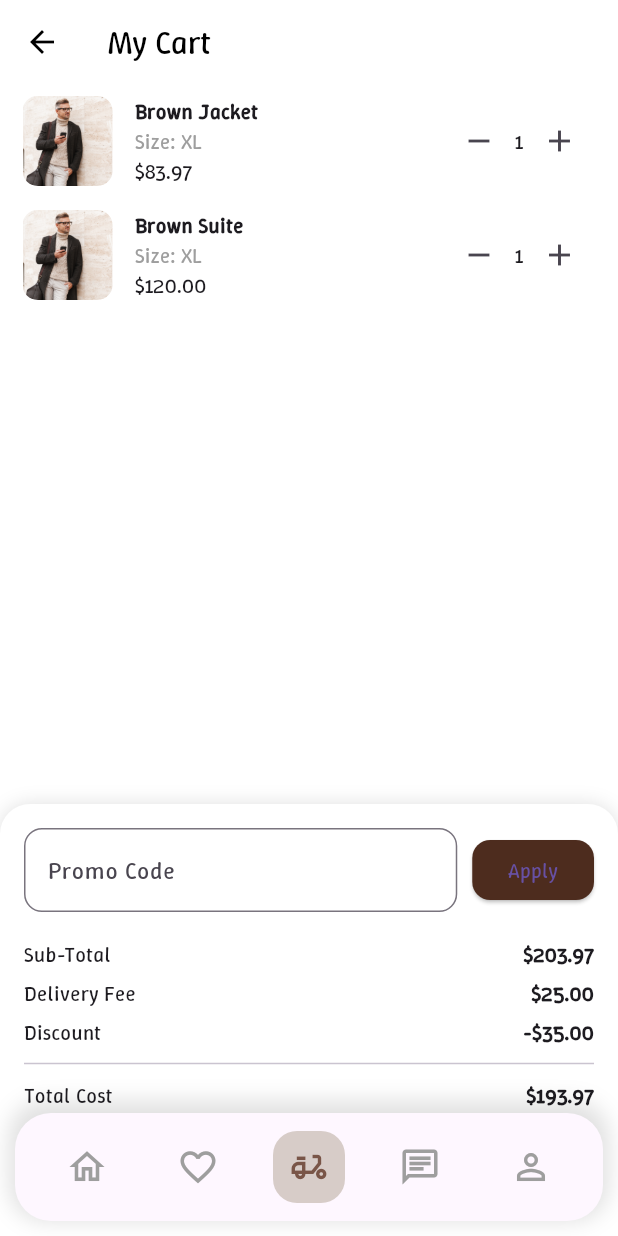
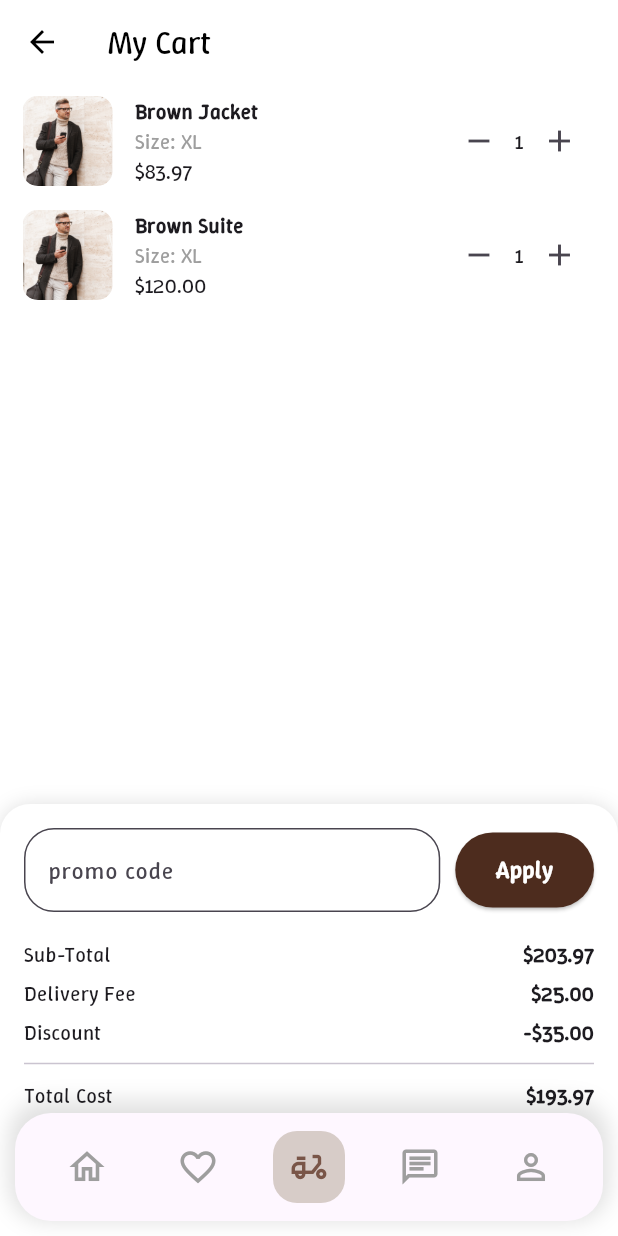
Before and after one commit to yazan0011/E-commerce, a Flutter app: the HomeView screen opened by its route, item 3 of the bottom bar chosen, on a phone screen of 412 x 824 dp. Run offline on Flutter 3.47's test engine with Material 3 defaults, Android fonts, the phone set to English and light mode, and no system bars; our stand-ins replace carousel_slider, get, smooth_page_indicator.

Commit message:
some edits in cart page

```diff
--- a/lib/app/modules/cart/cart_view.dart
+++ b/lib/app/modules/cart/cart_view.dart
@@ -1,9 +1,17 @@
+import 'dart:async';
+
+import 'package:e_co/app/utils/helpers.dart';
+import 'package:e_co/widgets/cartW/deletion_dialog.dart';
+import 'package:e_co/widgets/cartW/summary_row.dart';
+import 'package:e_co/widgets/publicW/elevated_button.dart';
+import 'package:e_co/widgets/publicW/text_feild.dart';
 import 'package:flutter/material.dart';
 import 'package:get/get.dart';
 import 'cart_controller.dart';
 
-class cartView extends StatelessWidget {
+class CartView extends StatelessWidget {
   final CartController controller = Get.put(CartController());
+  final TextEditingController tcontroller = TextEditingController();
 
   @override
   Widget build(BuildContext context) {
@@ -31,7 +39,31 @@ class cartView extends StatelessWidget {
                         padding: EdgeInsets.only(right: 20),
                         child: Icon(Icons.delete, color: Colors.white),
                       ),
+
+                      // ✅ تأكيد الحذف قبل تنفيذه
+                      confirmDismiss: (_) async {
+                        final completer = Completer<bool>();
+
+                        showCustomAnimatedDialog(
+                          context,
+                          child: ConfirmDeleteDialog(
+                            onConfirm: () {
+                              completer.complete(true);
+                              Navigator.of(context).pop(); // يغلق الدايالوج
+                            },
+                            onCancel: () {
+                              completer.complete(false);
+                              Navigator.of(context).pop(); // يغلق الدايالوج
+                            },
+                          ),
+                        );
+
+                        return completer.future;
+                      },
+
+                      // ✅ حذف العنصر فقط إذا وافق المستخدم
                       onDismissed: (_) => controller.removeItem(index),
+
                       child: Padding(
                         padding: const EdgeInsets.symmetric(
                             horizontal: 15, vertical: 8),
@@ -93,24 +125,14 @@ class cartView extends StatelessWidget {
                     Row(
                       children: [
                         Expanded(
-                          child: TextField(
-                            decoration: InputDecoration(
-                              hintText: "Promo Code",
-                              border: OutlineInputBorder(
-                                  borderRadius: BorderRadius.circular(12)),
-                            ),
-                          ),
-                        ),
+                            flex: 3,
+                            child: CustomTextField(
+                                hintText: 'promo code',
+                                controller: tcontroller)),
                         SizedBox(width: 10),
-                        ElevatedButton(
-                          style: ElevatedButton.styleFrom(
-                            backgroundColor: Color(0xFF4D2C1E),
-                            shape: RoundedRectangleBorder(
-                                borderRadius: BorderRadius.circular(12)),
-                          ),
-                          onPressed: () {},
-                          child: Text("Apply"),
-                        ),
+                        Expanded(
+                            child: CustomElevatedButton(
+                                onPressed: () {}, text: 'Apply'))
                       ],
                     ),
                     SizedBox(height: 15),
@@ -124,16 +146,9 @@ class cartView extends StatelessWidget {
                     SummaryRow("Total Cost",
                         "\$${controller.totalCost.toStringAsFixed(2)}"),
                     SizedBox(height: 15),
-                    ElevatedButton(
-                      style: ElevatedButton.styleFrom(
-                        backgroundColor: Color(0xFF4D2C1E),
-                        shape: RoundedRectangleBorder(
-                            borderRadius: BorderRadius.circular(30)),
-                        minimumSize: Size(double.infinity, 50),
-                      ),
-                      onPressed: () {},
-                      child: Text("Proceed to Checkout"),
-                    ),
+                    //
+                    CustomElevatedButton(
+                        onPressed: () {}, text: "Proceed to Checkout")
                   ],
                 ),
               ),
@@ -142,23 +157,3 @@ class cartView extends StatelessWidget {
     );
   }
 }
-
-class SummaryRow extends StatelessWidget {
-  final String label;
-  final String value;
-  SummaryRow(this.label, this.value);
-
-  @override
-  Widget build(BuildContext context) {
-    return Padding(
-      padding: EdgeInsets.symmetric(vertical: 3),
-      child: Row(
-        mainAxisAlignment: MainAxisAlignment.spaceBetween,
-        children: [
-          Text(label),
-          Text(value, style: TextStyle(fontWeight: FontWeight.bold)),
-        ],
-      ),
-    );
-  }
-}
--- a/lib/app/modules/home/home_view.dart
+++ b/lib/app/modules/home/home_view.dart
@@ -28,8 +28,8 @@ class HomeView extends StatelessWidget {
                     children: [
                       homeContent(), // 0
                       WishlistView(), // 1
-                      cartView(), // 2
-                      cartView(), // 2
+                      CartView(), // 2
+                      CartView(), // 2
                       ProfilePage(), // 3
                       // ProfileTabContent(),     // 4
                     ],
--- a/lib/app/modules/profile/profile_view.dart
+++ b/lib/app/modules/profile/profile_view.dart
@@ -9,7 +9,7 @@ class ProfilePage extends StatelessWidget {
     {
       "icon": Icons.assignment_outlined,
       "label": "My cart",
-      'ontap': cartView()
+      'ontap': CartView()
     },
     {"icon": Icons.settings_outlined, "label": "Settings"},
     {"icon": Icons.help_outline, "label": "Help Center"},
--- /dev/null
+++ b/lib/widgets/cartW/summary_row.dart
@@ -0,0 +1,21 @@
+import 'package:flutter/material.dart';
+
+class SummaryRow extends StatelessWidget {
+  final String label;
+  final String value;
+  SummaryRow(this.label, this.value);
+
+  @override
+  Widget build(BuildContext context) {
+    return Padding(
+      padding: EdgeInsets.symmetric(vertical: 3),
+      child: Row(
+        mainAxisAlignment: MainAxisAlignment.spaceBetween,
+        children: [
+          Text(label),
+          Text(value, style: TextStyle(fontWeight: FontWeight.bold)),
+        ],
+      ),
+    );
+  }
+}
--- /dev/null
+++ b/lib/widgets/publicW/elevated_button.dart
@@ -0,0 +1,43 @@
+import 'package:flutter/material.dart';
+
+class CustomElevatedButton extends StatelessWidget {
+  final VoidCallback onPressed;
+  final String text;
+  final Color color;
+  final double borderRadius;
+  final double height;
+  final TextStyle? textStyle;
+
+  const CustomElevatedButton({
+    Key? key,
+    required this.onPressed,
+    required this.text,
+    this.color = const Color(0xFF4D2C1E),
+    this.borderRadius = 30.0,
+    this.height = 50.0,
+    this.textStyle,
+  }) : super(key: key);
+
+  @override
+  Widget build(BuildContext context) {
+    return ElevatedButton(
+      style: ElevatedButton.styleFrom(
+        backgroundColor: color,
+        shape: RoundedRectangleBorder(
+          borderRadius: BorderRadius.circular(borderRadius),
+        ),
+        minimumSize: Size(double.infinity, height),
+      ),
+      onPressed: onPressed,
+      child: Text(
+        text,
+        style: textStyle ??
+            const TextStyle(
+              color: Colors.white,
+              fontSize: 16,
+              fontWeight: FontWeight.bold,
+            ),
+      ),
+    );
+  }
+}
--- /dev/null
+++ b/lib/widgets/publicW/text_feild.dart
@@ -0,0 +1,36 @@
+import 'package:flutter/material.dart';
+
+class CustomTextField extends StatelessWidget {
+  final String hintText;
+  final TextEditingController controller;
+  final bool obscureText;
+  final TextInputType keyboardType;
+  final IconData? prefixIcon;
+
+  const CustomTextField({
+    Key? key,
+    required this.hintText,
+    required this.controller,
+    this.obscureText = false,
+    this.keyboardType = TextInputType.text,
+    this.prefixIcon,
+  }) : super(key: key);
+
+  @override
+  Widget build(BuildContext context) {
+    return TextField(
+      controller: controller,
+      obscureText: obscureText,
+      keyboardType: keyboardType,
+      decoration: InputDecoration(
+        hintText: hintText,
+        prefixIcon: prefixIcon != null ? Icon(prefixIcon) : null,
+        border: OutlineInputBorder(
+          borderRadius: BorderRadius.circular(20),
+        ),
+        filled: true,
+        fillColor: Colors.white,
+      ),
+    );
+  }
+}
```
Also changed, not shown: lib/widgets/cartW/deletion_dialog.dart (added, +96 -0 lines).
